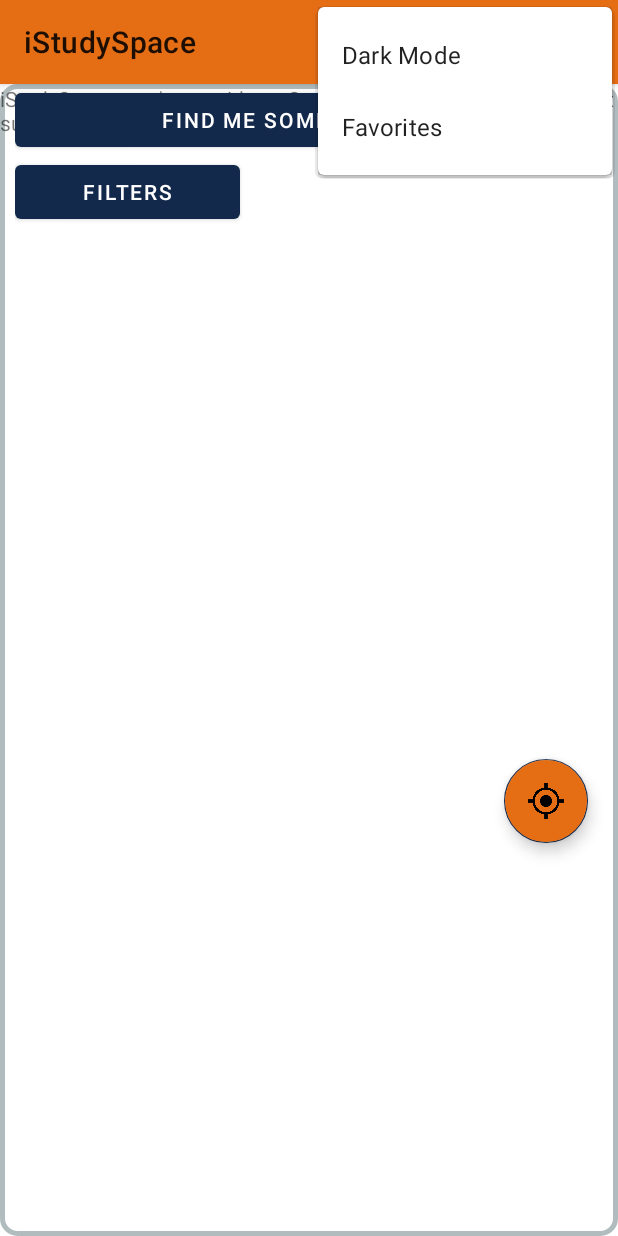
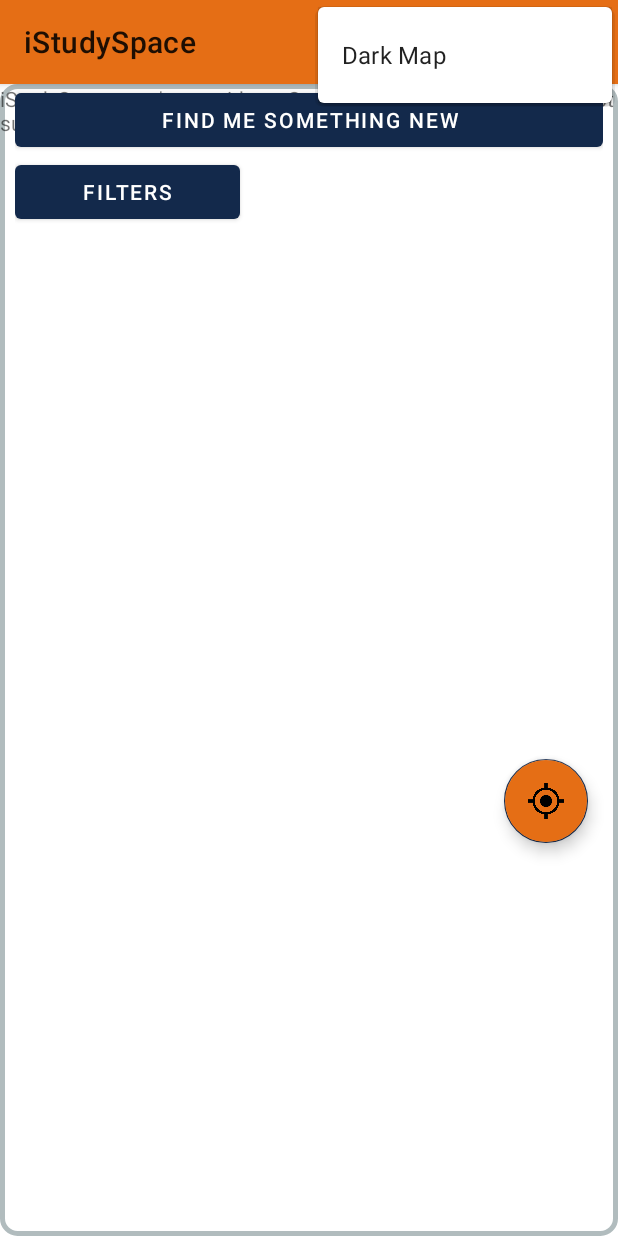
Before and after one commit to Scc33/iStudySpaces, an Android app: the screen it shows after launch (MainActivity), with the options menu open, on a phone screen of 412 x 824 dp. Run offline under Robolectric (Android 15) with nearby library versions, the phone set to English and light mode, and no system bars.

Commit message:
Optimized imports and remove Favorites

```diff
--- a/iStudySpace/app/src/main/java/com/example/istudyspace/MainActivity.java
+++ b/iStudySpace/app/src/main/java/com/example/istudyspace/MainActivity.java
@@ -1,7 +1,7 @@
 package com.example.istudyspace;
 
-import androidx.fragment.app.FragmentManager;
-import androidx.fragment.app.FragmentTransaction;
+import static android.location.Location.distanceBetween;
+
 import android.app.Activity;
 import android.content.Context;
 import android.content.Intent;
@@ -9,8 +9,6 @@ import android.graphics.Bitmap;
 import android.graphics.BitmapFactory;
 import android.graphics.Color;
 import android.graphics.Rect;
-import android.icu.text.IDNA;
-import android.net.Uri;
 import android.os.Build;
 import android.os.Bundle;
 import android.util.Log;
@@ -26,40 +24,20 @@ import android.widget.Button;
 import android.widget.EditText;
 import android.widget.ImageView;
 import android.widget.LinearLayout;
-import android.widget.TextView;
-import android.widget.Toast;
-
-import static android.location.Location.distanceBetween;
 
 import androidx.activity.result.ActivityResultLauncher;
 import androidx.activity.result.contract.ActivityResultContracts;
+//import androidx.appcompat.app.AppCompatDelegate;
 import androidx.annotation.NonNull;
 import androidx.annotation.RequiresApi;
 import androidx.appcompat.app.ActionBar;
 import androidx.appcompat.app.AlertDialog;
-import java.io.BufferedReader;
-import java.io.InputStream;
-import java.io.InputStreamReader;
-import java.lang.reflect.Type;
-import java.nio.charset.StandardCharsets;
-import java.nio.file.Files;
-import java.nio.file.Path;
-import java.nio.file.Paths;
-import java.util.ArrayList;
-import java.util.Arrays;
-import java.util.List;
-import java.util.logging.Logger;
-import java.util.stream.Collectors;
+import androidx.appcompat.app.AppCompatActivity;
+import androidx.fragment.app.Fragment;
+import androidx.fragment.app.FragmentManager;
+import androidx.fragment.app.FragmentTransaction;
 
 import com.example.istudyspace.Fragments.InfoCardFragment;
-import com.google.android.gms.maps.model.MapStyleOptions;
-import com.google.android.gms.maps.model.Marker;
-import com.google.android.material.bottomsheet.BottomSheetBehavior;
-import com.google.android.material.floatingactionbutton.FloatingActionButton;
-import com.google.gson.Gson;
-
-import androidx.appcompat.app.AppCompatActivity;
-
 import com.google.android.gms.maps.CameraUpdateFactory;
 import com.google.android.gms.maps.GoogleMap;
 import com.google.android.gms.maps.OnMapReadyCallback;
@@ -67,44 +45,36 @@ import com.google.android.gms.maps.SupportMapFragment;
 import com.google.android.gms.maps.model.BitmapDescriptor;
 import com.google.android.gms.maps.model.BitmapDescriptorFactory;
 import com.google.android.gms.maps.model.LatLng;
+import com.google.android.gms.maps.model.MapStyleOptions;
 import com.google.android.gms.maps.model.Marker;
 import com.google.android.gms.maps.model.MarkerOptions;
-import com.google.android.material.tabs.TabLayout;
+import com.google.android.material.bottomsheet.BottomSheetBehavior;
+import com.google.android.material.floatingactionbutton.FloatingActionButton;
 import com.google.gson.Gson;
 import com.google.gson.reflect.TypeToken;
 
 import java.io.BufferedReader;
 import java.io.InputStream;
 import java.io.InputStreamReader;
+import java.lang.reflect.Type;
 import java.util.ArrayList;
 import java.util.Arrays;
 import java.util.HashMap;
 import java.util.List;
-import java.util.Locale;
 import java.util.Map;
 import java.util.Random;
 import java.util.stream.Collectors;
-import androidx.annotation.NonNull;
-import androidx.core.app.ActivityCompat;
-import androidx.core.content.ContextCompat;
-import androidx.fragment.app.Fragment;
-import androidx.fragment.app.FragmentActivity;
 
-//import com.google.android.gms.common.ConnectionResult;
-//import com.google.android.gms.common.api.GoogleApiClient;
-//import com.google.android.gms.location.LocationListener;
-//import com.google.android.gms.location.LocationRequest;
 
 public class MainActivity extends AppCompatActivity implements
         OnMapReadyCallback, View.OnClickListener, GoogleMap.OnMarkerClickListener,
         GoogleMap.OnMapClickListener {
-    private Context context;
+
     private GoogleMap map;
     private MapStyleOptions dark_style;
     private MapStyleOptions light_style;
 
     private Button filtersButton;
-    private TabLayout tabLayout;
     private LinearLayout bottomSheetLayout;
 
     private BottomSheetBehavior sheetBehavior;
@@ -139,11 +109,12 @@ public class MainActivity extends AppCompatActivity implements
 
     private final int ZOOM_WIDTH = 94;
     private final int ZOOM_HEIGHT = 135;
-    private final double ZOOM_PIN_OFFSET = 0.0002;
+    // private final double ZOOM_PIN_OFFSET = 0.0002;
 
     @Override
     protected void onCreate(Bundle savedInstanceState) {
-        context = getApplicationContext();
+        Context context = getApplicationContext();
+
         super.onCreate(savedInstanceState);
         Bundle extras = getIntent().getExtras();
         if (extras != null) {
@@ -190,12 +161,12 @@ public class MainActivity extends AppCompatActivity implements
 
         mapFragment.getMapAsync(this);
 
-        filtersButton = (Button) findViewById(R.id.filters);
-        centerButton = (FloatingActionButton) findViewById(R.id.centerMap);
-        random = (Button) findViewById(R.id.random);
+        filtersButton = findViewById(R.id.filters);
+        centerButton =  findViewById(R.id.centerMap);
+        random = findViewById(R.id.random);
         randomGenerator = new Random();
 
-        bottomSheetLayout = (LinearLayout) findViewById(R.id.bottom_sheet);
+        bottomSheetLayout = findViewById(R.id.bottom_sheet);
         sheetBehavior = BottomSheetBehavior.from(findViewById(R.id.bottom_sheet));
         random.setOnClickListener(this);
         sheetBehavior.setPeekHeight(400);
@@ -229,9 +200,9 @@ public class MainActivity extends AppCompatActivity implements
         }
     }
 
-    public void onRadioButtonClicked(View v) {
-        return;
-    }
+//    public void onRadioButtonClicked(View v) {
+//        return;
+//    }
 
     private void updateMap() {
         // Check for markers that need to be removed by the filters
@@ -304,7 +275,7 @@ public class MainActivity extends AppCompatActivity implements
     @RequiresApi(api = Build.VERSION_CODES.O)
     @Override
     public void onMapReady(@NonNull GoogleMap googleMap) {
-        visibleMarkers = new ArrayList<String>();
+        visibleMarkers = new ArrayList<>();
         map = googleMap;
         map.setOnMarkerClickListener(this);
         map.setOnMapClickListener(this);
@@ -366,7 +337,6 @@ public class MainActivity extends AppCompatActivity implements
             public void onMarkerDragStart(Marker arg0) {
             }
 
-            @SuppressWarnings("unchecked")
             @Override
             public void onMarkerDragEnd(Marker m) {
                 you = m;
@@ -502,18 +472,20 @@ public class MainActivity extends AppCompatActivity implements
         });
 
         MenuItem darkMode  = menu.findItem(R.id.app_bar_menu_dark_mode);
-        MenuItem favorites = menu.findItem(R.id.app_bar_menu_favorite);
+//        MenuItem favorites = menu.findItem(R.id.app_bar_menu_favorite);
 
         darkMode.setOnMenuItemClickListener(new MenuItem.OnMenuItemClickListener() {
             @Override
             public boolean onMenuItemClick(MenuItem item) {
-                if (item.getTitle() == "Dark Mode"){
-                    item.setTitle("Light Mode");
-                    map.setMapStyle(dark_style);
+                if (item.getTitle() == "Light Map"){
+                    item.setTitle("Dark Map");
+                    map.setMapStyle(light_style);
+
                 }
                 else{
-                    item.setTitle("Dark Mode");
-                    map.setMapStyle(light_style);
+                    item.setTitle("Light Map");
+                    map.setMapStyle(dark_style);
+
                 }
 
                 return false;
--- a/iStudySpace/app/src/main/res/menu/nav_menu.xml
+++ b/iStudySpace/app/src/main/res/menu/nav_menu.xml
@@ -11,10 +11,10 @@
 
     <item
         android:id="@+id/app_bar_menu_dark_mode"
-        android:title="Dark Mode"
+        android:title="Dark Map"
         app:showAsAction="never" />
-    <item
-        android:id="@+id/app_bar_menu_favorite"
-        android:title="Favorites"
-        app:showAsAction="never" />
+<!--    <item-->
+<!--        android:id="@+id/app_bar_menu_favorite"-->
+<!--        android:title="Favorites"-->
+<!--        app:showAsAction="never" />-->
 </menu>
--- a/iStudySpace/app/src/main/res/values-night/themes.xml
+++ b/iStudySpace/app/src/main/res/values-night/themes.xml
@@ -1,9 +1,9 @@
 <resources xmlns:tools="http://schemas.android.com/tools">
     <!-- Base application theme. -->
-    <style name="Theme.IStudySpace" parent="Theme.MaterialComponents.DayNight.DarkActionBar">
+    <style name="Theme.IStudySpaceDark" parent="Theme.MaterialComponents.DayNight.DarkActionBar">
         <!-- Primary brand color. -->
-        <item name="colorPrimary">@color/purple_200</item>
-        <item name="colorPrimaryVariant">@color/purple_700</item>
+        <item name="colorPrimary">@color/Illini_Orange</item>
+        <item name="colorPrimaryVariant">@color/Illini_Blue</item>
         <item name="colorOnPrimary">@color/black</item>
         <!-- Secondary brand color. -->
         <item name="colorSecondary">@color/teal_200</item>
```
